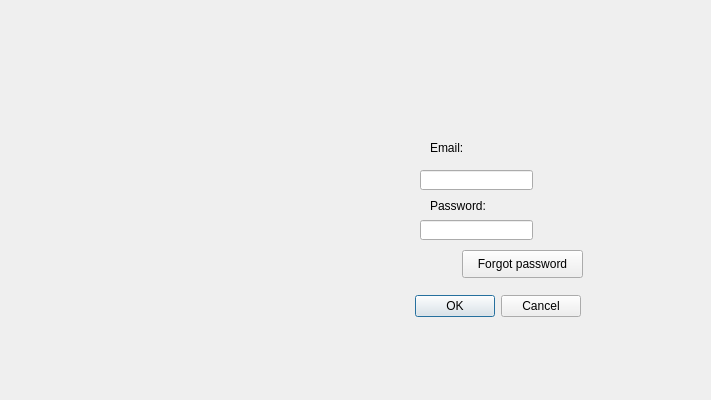
Above: UI/login_D.ui from Rolerdxx/Car-Rental before the change. Below: the same form after it.
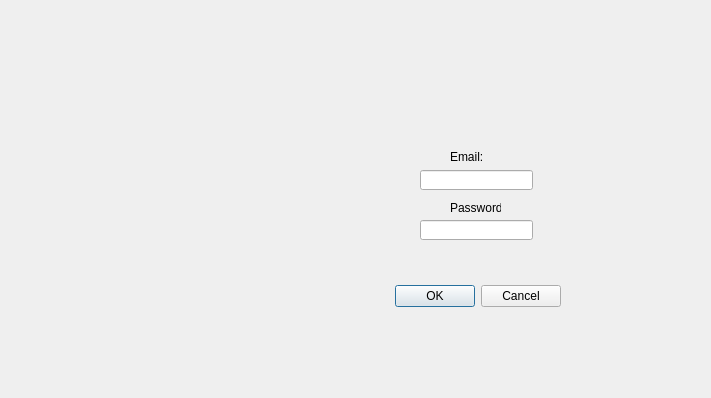
That is the form after the change. Icons and pictures are not drawn.

```diff
--- a/UI/login_D.ui
+++ b/UI/login_D.ui
@@ -7,7 +7,7 @@
     <x>0</x>
     <y>0</y>
     <width>711</width>
-    <height>400</height>
+    <height>398</height>
    </rect>
   </property>
   <property name="windowTitle">
@@ -23,8 +23,8 @@
   <widget class="QDialogButtonBox" name="buttonBox">
    <property name="geometry">
     <rect>
-     <x>240</x>
-     <y>290</y>
+     <x>220</x>
+     <y>280</y>
      <width>341</width>
      <height>32</height>
     </rect>
@@ -36,6 +36,19 @@
     <set>QDialogButtonBox::Cancel|QDialogButtonBox::Ok</set>
    </property>
   </widget>
+  <widget class="QLabel" name="label23">
+   <property name="geometry">
+    <rect>
+     <x>450</x>
+     <y>150</y>
+     <width>47</width>
+     <height>13</height>
+    </rect>
+   </property>
+   <property name="text">
+    <string>Email:</string>
+   </property>
+  </widget>
   <widget class="QLineEdit" name="emailline">
    <property name="geometry">
     <rect>
@@ -56,67 +69,19 @@
     </rect>
    </property>
   </widget>
-  <widget class="QLabel" name="label">
-   <property name="geometry">
-    <rect>
-     <x>430</x>
-     <y>140</y>
-     <width>55</width>
-     <height>16</height>
-    </rect>
-   </property>
-   <property name="text">
-    <string>Email:</string>
-   </property>
-  </widget>
   <widget class="QLabel" name="label_2">
    <property name="geometry">
     <rect>
-     <x>430</x>
-     <y>196</y>
-     <width>71</width>
-     <height>20</height>
+     <x>450</x>
+     <y>200</y>
+     <width>51</width>
+     <height>16</height>
     </rect>
    </property>
    <property name="text">
     <string>Password:</string>
    </property>
   </widget>
-  <widget class="QPushButton" name="forgotbtn">
-   <property name="geometry">
-    <rect>
-     <x>462</x>
-     <y>250</y>
-     <width>121</width>
-     <height>28</height>
-    </rect>
-   </property>
-   <property name="text">
-    <string>Forgot password</string>
-   </property>
-  </widget>
-  <widget class="QLabel" name="label_3">
-   <property name="geometry">
-    <rect>
-     <x>0</x>
-     <y>0</y>
-     <width>711</width>
-     <height>391</height>
-    </rect>
-   </property>
-   <property name="styleSheet">
-    <string notr="true">border-image: url(:/newPrefix/images/login.jpg);</string>
-   </property>
-   <property name="text">
-    <string/>
-   </property>
-  </widget>
-  <zorder>label_3</zorder>
-  <zorder>buttonBox</zorder>
-  <zorder>emailline</zorder>
-  <zorder>passline</zorder>
-  <zorder>label</zorder>
-  <zorder>label_2</zorder>
  </widget>
  <resources>
   <include location="image.qrc"/>
```
Left out of the diff: 4 changed lines with no effect on the pictures.
